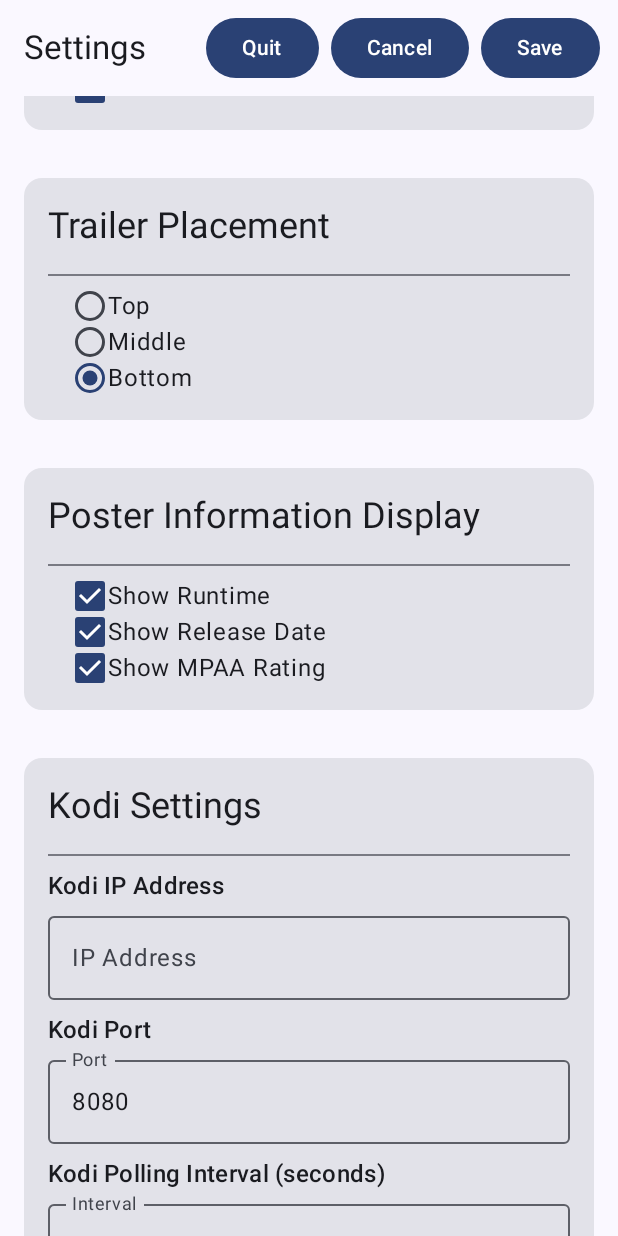
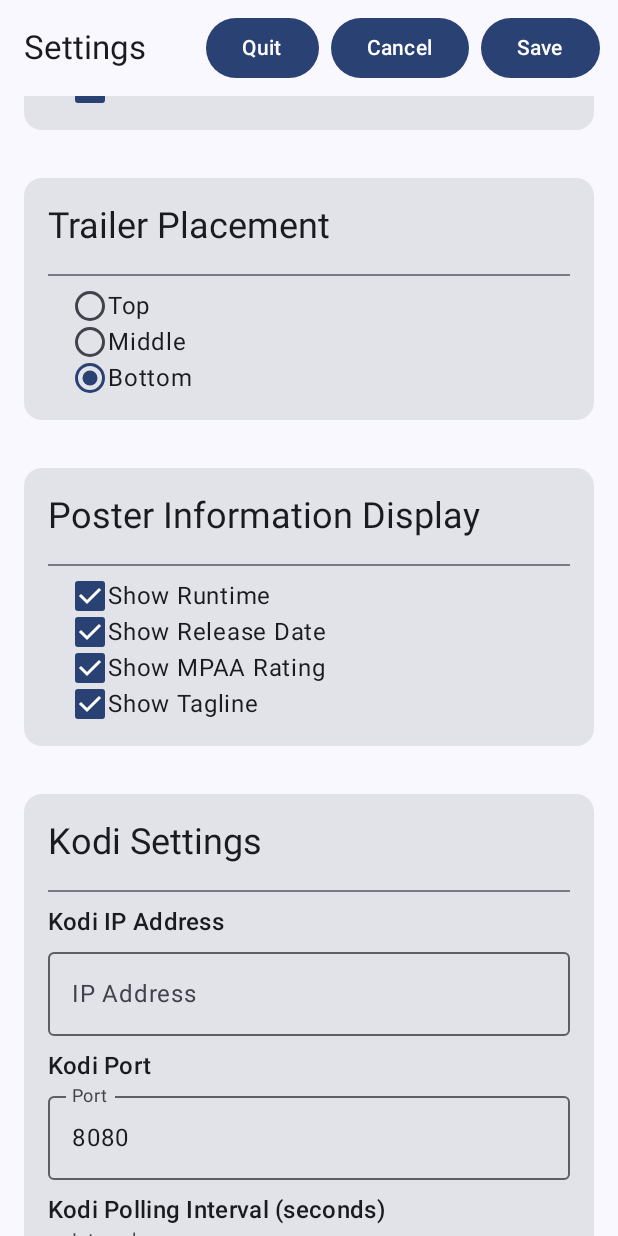
Before and after one commit to georgesak/Android-Movie-Poster, an Android app built with Jetpack Compose: the composable SettingsScreen shown on its own in the app's theme, scrolled down 532 dp, on a phone screen of 412 x 824 dp. Run offline under Robolectric (Android 15) with nearby library versions, the phone set to English and light mode, and no system bars; 1 statement that could not run was skipped.

Commit message:
- Add a setting for the tagline - Fix a crash when launching settings

```diff
--- a/app/src/main/java/com/georgesak/movieposter/Constants.kt
+++ b/app/src/main/java/com/georgesak/movieposter/Constants.kt
@@ -16,6 +16,7 @@ object Constants {
     const val SHOW_RUNTIME = "show_runtime"
     const val SHOW_RELEASE_DATE = "show_release_date"
     const val SHOW_MPAA_RATING = "show_mpaa_rating"
+    const val SHOW_TAGLINE = "show_tagline"
 
     // Default Values
     const val DEFAULT_KODI_PORT = 8080
--- a/app/src/main/java/com/georgesak/movieposter/SettingsActivity.kt
+++ b/app/src/main/java/com/georgesak/movieposter/SettingsActivity.kt
@@ -59,7 +59,7 @@ class SettingsActivity : ComponentActivity() {
 
 @OptIn(ExperimentalMaterial3Api::class, ExperimentalLayoutApi::class)
 @Composable
-fun SettingsScreen(movieViewModel: MovieViewModel = viewModel()) {
+fun SettingsScreen(movieViewModel: MovieViewModel = viewModel(factory = MovieViewModel.Factory)) {
     val context = LocalContext.current
     val sharedPreferences = context.getSharedPreferences("AppSettings", Context.MODE_PRIVATE)
 
@@ -94,6 +94,9 @@ fun SettingsScreen(movieViewModel: MovieViewModel = viewModel()) {
     val (showMpaaRating, setShowMpaaRating) = remember {
         mutableStateOf(sharedPreferences.getBoolean("show_mpaa_rating", true))
     }
+    val (showTagline, setShowTagline) = remember {
+        mutableStateOf(sharedPreferences.getBoolean("show_tagline", true))
+    }
 
     val (kodiIpAddress, setKodiIpAddress) = remember {
         mutableStateOf(sharedPreferences.getString("kodi_ip_address", "") ?: "")
@@ -123,6 +126,7 @@ fun SettingsScreen(movieViewModel: MovieViewModel = viewModel()) {
         showRuntime: Boolean,
         showReleaseDate: Boolean,
         showMpaaRating: Boolean,
+        showTagline: Boolean,
         kodiIpAddress: String,
         kodiPort: Int,
         kodiPollingInterval: Long,
@@ -140,6 +144,7 @@ fun SettingsScreen(movieViewModel: MovieViewModel = viewModel()) {
             putBoolean("show_runtime", showRuntime)
             putBoolean("show_release_date", showReleaseDate)
             putBoolean("show_mpaa_rating", showMpaaRating)
+            putBoolean("show_tagline", showTagline)
             putString("kodi_ip_address", kodiIpAddress)
             putInt("kodi_port", kodiPort)
             putLong("kodi_polling_interval", kodiPollingInterval)
@@ -186,6 +191,7 @@ fun SettingsScreen(movieViewModel: MovieViewModel = viewModel()) {
                                 showRuntime,
                                 showReleaseDate,
                                 showMpaaRating,
+                                showTagline,
                                 kodiIpAddress,
                                 kodiPort,
                                 kodiPollingInterval,
@@ -395,6 +401,23 @@ fun SettingsScreen(movieViewModel: MovieViewModel = viewModel()) {
                     )
                     Text("Show MPAA Rating")
                 }
+                Row(
+                    Modifier
+                        .fillMaxWidth()
+                        .toggleable(
+                            value = showTagline,
+                            onValueChange = { setShowTagline(it) },
+                            role = Role.Checkbox
+                        )
+                        .padding(horizontal = 16.dp),
+                    verticalAlignment = Alignment.CenterVertically
+                ) {
+                    Checkbox(
+                        checked = showTagline,
+                        onCheckedChange = null
+                    )
+                    Text("Show Tagline")
+                }
             }
 
             // Kodi Settings Section
```
Also changed, not shown: app/src/main/java/com/georgesak/movieposter/MoviePosterActivity.kt (+6 -1 lines).
